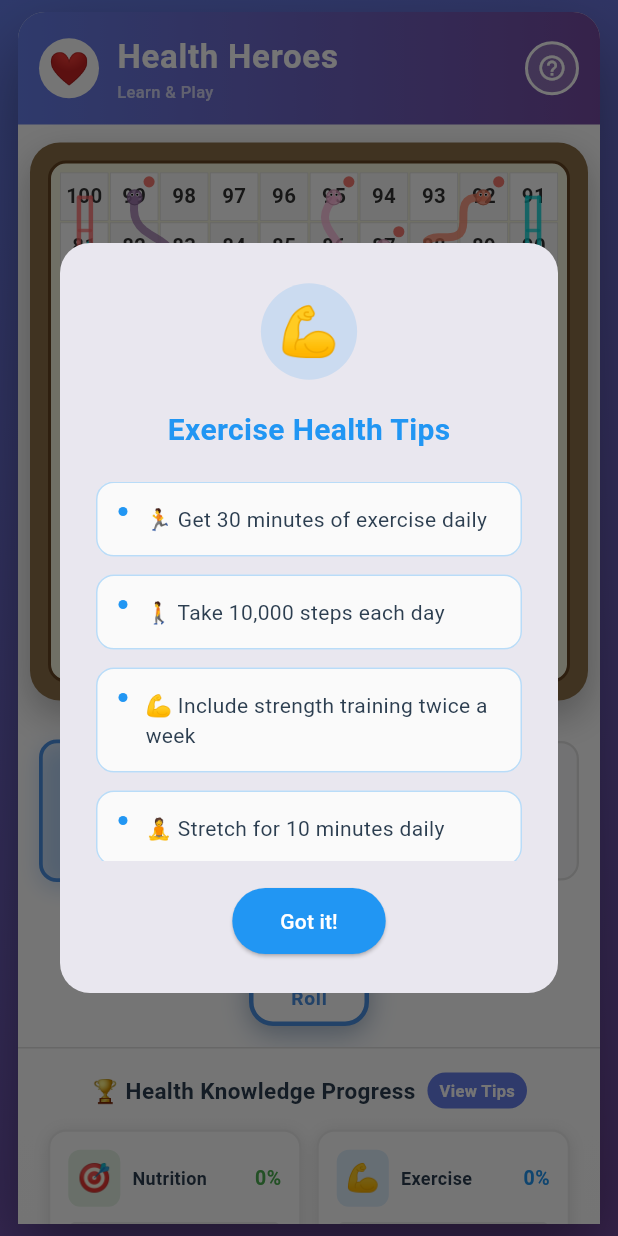
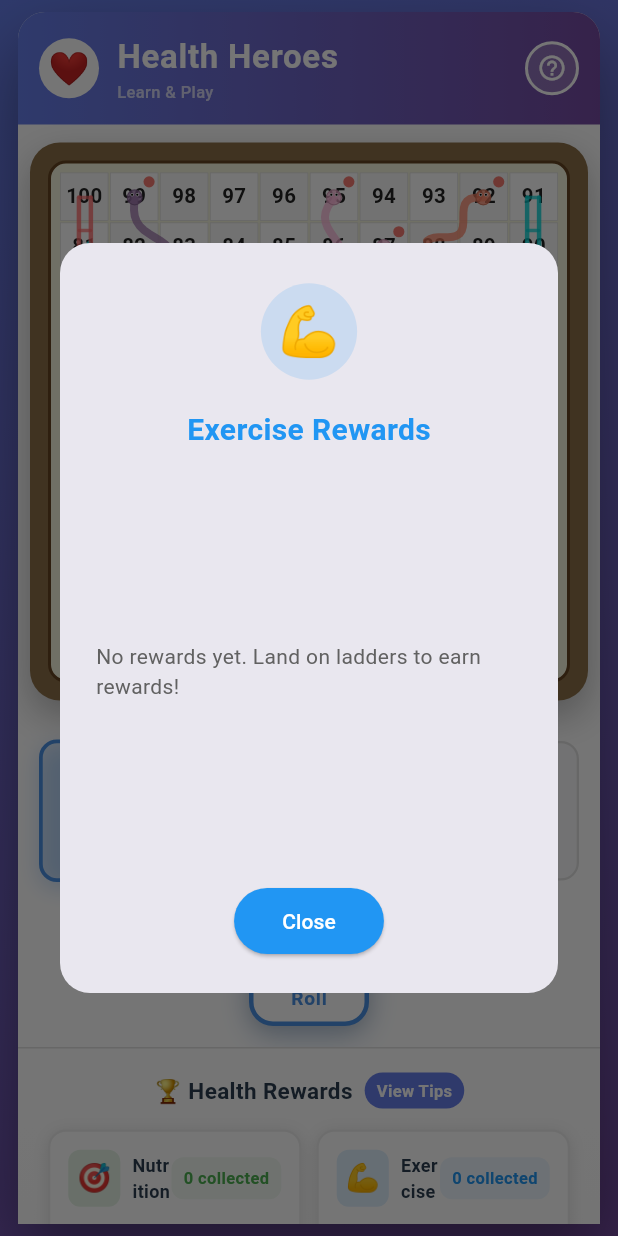
Before and after one commit to Surajanarase/snake_ladder, a Flutter app: the screen it shows after launch, after a tap on "Roll", after a tap on "Exercise", on a phone screen of 412 x 824 dp. Run offline on Flutter 3.47's test engine with Material 3 defaults, Android fonts, the phone set to English and light mode, and no system bars.

Commit message:
reward system

```diff
--- a/lib/services/game_service.dart
+++ b/lib/services/game_service.dart
@@ -32,7 +32,16 @@ class GameService extends ChangeNotifier {
   bool gameActive = false;
   int lastRoll = 0;
 
-  // Health progress tracking
+  // --- Reward system (new) ---
+  // Store collected rewards for the four categories
+  Map<String, List<String>> rewards = {
+    'nutrition': [],
+    'exercise': [],
+    'sleep': [],
+    'mental': [],
+  };
+
+  // Health progress kept for compatibility (optional)
   Map<String, int> healthProgress = {
     'nutrition': 0,
     'exercise': 0,
@@ -40,7 +49,7 @@ class GameService extends ChangeNotifier {
     'mental': 0,
   };
 
-  // Health tips for each category
+  // Health tips for each category (unchanged, used for "View Tips" if needed)
   final Map<String, List<String>> healthTips = {
     'nutrition': [
       '🥗 Eat 5 servings of fruits and vegetables daily',
@@ -72,7 +81,7 @@ class GameService extends ChangeNotifier {
     ],
   };
 
-  // Enhanced snakes with categories
+  // (snakes and ladders unchanged) ...
   final Map<int, Map<String, dynamic>> snakes = {
     99: {'end': 78, 'message': "Skipped breakfast! Energy levels drop.", 'icon': '🍳', 'category': 'nutrition'},
     95: {'end': 75, 'message': "Forgot to wash hands! Germs spread.", 'icon': '🦠', 'category': 'hygiene'},
@@ -86,7 +95,6 @@ class GameService extends ChangeNotifier {
     28: {'end': 10, 'message': "Ate too much sugar! Energy crash.", 'icon': '🍬', 'category': 'nutrition'},
   };
 
-  // Enhanced ladders with categories and tips
   final Map<int, Map<String, dynamic>> ladders = {
     4: {'end': 14, 'message': "Ate fruits! Immunity boost!", 'icon': '🍎', 'category': 'nutrition', 'tip': "Fruits contain vitamins and antioxidants that strengthen your immune system."},
     9: {'end': 31, 'message': "Morning exercise! Energy increased!", 'icon': '💪', 'category': 'exercise', 'tip': "30 minutes of daily exercise improves mood and energy levels."},
@@ -130,6 +138,13 @@ class GameService extends ChangeNotifier {
       'sleep': 0,
       'mental': 0,
     };
+    // reset rewards as well
+    rewards = {
+      'nutrition': [],
+      'exercise': [],
+      'sleep': [],
+      'mental': [],
+    };
     notifyListeners();
   }
 
@@ -155,6 +170,12 @@ class GameService extends ChangeNotifier {
       'exercise': 0,
       'sleep': 0,
       'mental': 0,
+    };
+    rewards = {
+      'nutrition': [],
+      'exercise': [],
+      'sleep': [],
+      'mental': [],
     };
     notifyListeners();
   }
@@ -223,6 +244,15 @@ class GameService extends ChangeNotifier {
       updateHealthProgress(ladder['category']);
       notifyListeners();
 
+      // --- NEW: also signal UI to show a reward popup and let UI persist it ---
+      // Only send reward notifications for the four tracked categories (nutrition/exercise/sleep/mental)
+      final category = ladder['category']?.toString() ?? '';
+      String rewardText = ladder['message'] ?? 'You got a reward!';
+      if (['nutrition', 'exercise', 'sleep', 'mental'].contains(category)) {
+        // Use UI convention: "REWARD::<category>::<text>"
+        onNotify('REWARD::$category::$rewardText', ladder['icon']);
+      }
+
       await Future.delayed(const Duration(milliseconds: 1000));
       playerPositions[player] = ladder['end'];
       notifyListeners();
@@ -233,7 +263,7 @@ class GameService extends ChangeNotifier {
     }
   }
 
-  // Update health progress
+  // Update health progress (kept for compatibility; can be used if you want to show both)
   void updateHealthProgress(String category) {
     if (category == 'nutrition') {
       healthProgress['nutrition'] = (healthProgress['nutrition']! + 25).clamp(0, 100);
@@ -245,6 +275,18 @@ class GameService extends ChangeNotifier {
       healthProgress['mental'] = (healthProgress['mental']! + 25).clamp(0, 100);
     }
     notifyListeners();
+  }
+
+  // Add a reward into the stored compartment (called from UI when it receives the REWARD:: message)
+  void addReward(String category, String rewardText) {
+    if (!rewards.containsKey(category)) return;
+    rewards[category]!.insert(0, rewardText); // newest first
+    notifyListeners();
+  }
+
+  // Get rewards for a category
+  List<String> getRewards(String category) {
+    return rewards[category] ?? [];
   }
 
   // Check win condition
--- a/lib/widgets/board_widget.dart
+++ b/lib/widgets/board_widget.dart
@@ -73,12 +73,14 @@ class _BoardWidgetState extends State<BoardWidget> {
 
             // Check if any player is on this cell
             bool hasPlayer = false;
+            Color? occupyingColor;
             for (var entry in game.playerPositions.entries) {
               if (entry.value == cellNumber && entry.value > 0) {
                 final playerIndex = int.parse(entry.key.replaceAll('player', ''));
                 if (playerIndex <= game.numberOfPlayers) {
                   hasPlayer = true;
-                  break;
+                  // take the first player's color if multiple players are present
+                  occupyingColor ??= game.playerColors[entry.key];
                 }
               }
             }
@@ -86,35 +88,47 @@ class _BoardWidgetState extends State<BoardWidget> {
             const Color lightCell = Color(0xFFFFFFFF);
             const Color altCell = Color(0xFFF8F8F8);
             final bool isAlt = (row + col) % 2 == 0;
-            final Color bg = hasPlayer ? const Color(0xFFFFF9E6) : (isAlt ? altCell : lightCell);
+            final Color bg = hasPlayer
+                ? (occupyingColor ?? const Color(0xFFFFF9E6))
+                : (isAlt ? altCell : lightCell);
 
             // Special cells
             final bool isSnake = game.snakes.containsKey(cellNumber);
             final bool isLadder = game.ladders.containsKey(cellNumber);
+
+            // Determine number text color for contrast
+            Color numberColor;
+            try {
+              // compute contrast: if background is light -> dark text, else white text
+              final luminance = bg.computeLuminance();
+              numberColor = luminance > 0.6 ? const Color(0xFF222222) : Colors.white;
+            } catch (e) {
+              numberColor = const Color(0xFF333333);
+            }
 
             return Container(
               decoration: BoxDecoration(
                 color: bg,
                 border: Border.all(
                   color: hasPlayer
-                      ? const Color(0xFFFFB300)
+                      ? (occupyingColor != null ? occupyingColor.withAlpha(200) : const Color(0xFFFFB300))
                       : const Color(0xFFDDDDDD),
                   width: hasPlayer ? 2.0 : 0.5,
                 ),
               ),
               child: Stack(
                 children: [
-                  // Cell number - always visible
+                  // Cell number - always visible and contrast aware
                   Center(
                     child: Text(
                       '$cellNumber',
                       style: TextStyle(
                         fontSize: (boardSize / 300) * 11,
-                        color: const Color(0xFF333333),
+                        color: numberColor,
                         fontWeight: FontWeight.bold,
-                        shadows: const [
+                        shadows: [
                           Shadow(
-                            color: Colors.white,
+                            color: bg.computeLuminance() > 0.6 ? Colors.white.withAlpha(180) : Colors.black.withAlpha(120),
                             blurRadius: 2,
                           ),
                         ],
--- a/lib/widgets/progress_dashboard.dart
+++ b/lib/widgets/progress_dashboard.dart
@@ -32,7 +32,7 @@ class ProgressDashboard extends StatelessWidget {
             mainAxisAlignment: MainAxisAlignment.center,
             children: [
               const Text(
-                '🏆 Health Knowledge Progress',
+                '🏆 Health Rewards',
                 textAlign: TextAlign.center,
                 style: TextStyle(
                   fontSize: 15,
@@ -65,26 +65,24 @@ class ProgressDashboard extends StatelessWidget {
           Row(
             children: [
               Expanded(
-                child: _buildProgressBar(
+                child: _buildRewardTile(
                   context,
                   '🎯',
                   'Nutrition',
-                  game.healthProgress['nutrition'] ?? 0,
-                  const Color(0xFF4CAF50),
                   game,
                   'nutrition',
+                  const Color(0xFF4CAF50),
                 ),
               ),
               const SizedBox(width: 10),
               Expanded(
-                child: _buildProgressBar(
+                child: _buildRewardTile(
                   context,
                   '💪',
                   'Exercise',
-                  game.healthProgress['exercise'] ?? 0,
-                  const Color(0xFF2196F3),
                   game,
                   'exercise',
+                  const Color(0xFF2196F3),
                 ),
               ),
             ],
@@ -93,26 +91,24 @@ class ProgressDashboard extends StatelessWidget {
           Row(
             children: [
               Expanded(
-                child: _buildProgressBar(
+                child: _buildRewardTile(
                   context,
                   '😴',
                   'Sleep',
-                  game.healthProgress['sleep'] ?? 0,
-                  const Color(0xFF9C27B0),
                   game,
                   'sleep',
+                  const Color(0xFF9C27B0),
                 ),
               ),
               const SizedBox(width: 10),
               Expanded(
-                child: _buildProgressBar(
+                child: _buildRewardTile(
                   context,
                   '🧘',
                   'Mental',
-                  game.healthProgress['mental'] ?? 0,
-                  const Color(0xFFFF9800),
                   game,
                   'mental',
+                  const Color(0xFFFF9800),
                 ),
               ),
             ],
@@ -122,17 +118,17 @@ class ProgressDashboard extends StatelessWidget {
     );
   }
 
-  Widget _buildProgressBar(
+  Widget _buildRewardTile(
     BuildContext context,
     String icon,
     String label,
-    int progress,
-    Color color,
     GameService game,
     String category,
+    Color color,
   ) {
+    final rewards = game.getRewards(category);
     return GestureDetector(
-      onTap: () => _showCategoryTips(context, game, category, label, icon, color),
+      onTap: () => _showCategoryRewards(context, game, category, label, icon, color),
       child: Container(
         padding: const EdgeInsets.all(12),
         decoration: BoxDecoration(
@@ -177,59 +173,29 @@ class ProgressDashboard extends StatelessWidget {
                     ),
                   ),
                 ),
-                Text(
-                  '$progress%',
+                // Show count of rewards collected
+                Container(
+                  padding: const EdgeInsets.symmetric(horizontal: 8, vertical: 6),
+                  decoration: BoxDecoration(
+                    color: color.withAlpha(20),
+                    borderRadius: BorderRadius.circular(8),
+                  ),
+                  child: Text(
+                    '${rewards.length} collected',
                     style: TextStyle(
-                    fontSize: 13,
+                      fontSize: 11,
                       fontWeight: FontWeight.bold,
                       color: color,
+                    ),
                   ),
                 ),
               ],
             ),
             const SizedBox(height: 10),
-            ClipRRect(
-              borderRadius: BorderRadius.circular(6),
-              child: SizedBox(
-                height: 10,
-                child: Stack(
-                  children: [
-                    Container(
-                      decoration: BoxDecoration(
-                        color: Colors.grey.shade200,
-                        borderRadius: BorderRadius.circular(6),
-                      ),
-                    ),
-                    FractionallySizedBox(
-                      alignment: Alignment.centerLeft,
-                      widthFactor: progress / 100,
-                      child: Container(
-                        decoration: BoxDecoration(
-                          gradient: LinearGradient(
-                            colors: [
-                              color,
-                              color.withAlpha(179),
-                            ],
-                          ),
-                          borderRadius: BorderRadius.circular(6),
-                          boxShadow: [
-                            BoxShadow(
-                              color: color.withAlpha(76),
-                              blurRadius: 4,
-                              offset: const Offset(0, 1),
-                            ),
-                          ],
-                        ),
-                      ),
-                    ),
-                  ],
-                ),
-              ),
-            ),
-            const SizedBox(height: 6),
+            // Small hint text (no percent)
             Center(
               child: Text(
-                'Tap for tips',
+                'Tap to view rewards',
                 style: TextStyle(
                   fontSize: 10,
                   color: Colors.grey.shade600,
@@ -243,7 +209,7 @@ class ProgressDashboard extends StatelessWidget {
     );
   }
 
-  void _showCategoryTips(
+  void _showCategoryRewards(
     BuildContext context,
     GameService game,
     String category,
@@ -251,6 +217,7 @@ class ProgressDashboard extends StatelessWidget {
     String icon,
     Color color,
   ) {
+    final rewards = game.getRewards(category);
     showDialog(
       context: context,
       builder: (context) {
@@ -275,7 +242,7 @@ class ProgressDashboard extends StatelessWidget {
                 ),
                 const SizedBox(height: 16),
                 Text(
-                  '$label Health Tips',
+                  '$label Rewards',
                   style: TextStyle(
                     fontSize: 20,
                     fontWeight: FontWeight.bold,
@@ -284,9 +251,16 @@ class ProgressDashboard extends StatelessWidget {
                 ),
                 const SizedBox(height: 20),
                 Flexible(
-                  child: SingleChildScrollView(
+                  child: rewards.isEmpty
+                      ? Center(
+                          child: Text(
+                            'No rewards yet. Land on ladders to earn rewards!',
+                            style: TextStyle(fontSize: 14, color: Colors.grey.shade700),
+                          ),
+                        )
+                      : SingleChildScrollView(
                           child: Column(
-                      children: game.healthTips[category]!.map((tip) {
+                            children: rewards.map((r) {
                               return Container(
                                 margin: const EdgeInsets.only(bottom: 12),
                                 padding: const EdgeInsets.all(14),
@@ -313,7 +287,7 @@ class ProgressDashboard extends StatelessWidget {
                                     const SizedBox(width: 12),
                                     Expanded(
                                       child: Text(
-                                  tip,
+                                        r,
                                         style: const TextStyle(
                                           fontSize: 14,
                                           height: 1.4,
@@ -339,7 +313,7 @@ class ProgressDashboard extends StatelessWidget {
                       borderRadius: BorderRadius.circular(24),
                     ),
                   ),
-                  child: const Text('Got it!'),
+                  child: const Text('Close'),
                 ),
               ],
             ),
@@ -350,6 +324,7 @@ class ProgressDashboard extends StatelessWidget {
   }
 
   void _showAllTips(BuildContext context, GameService game) {
+    // Keep the existing "View Tips" behavior (shows preexisting tips)
     showDialog(
       context: context,
       builder: (context) {
```
Also changed, not shown: lib/widgets/home_shell.dart (+64 -0 lines). Lines whose indentation alone changed are shown as unchanged.
